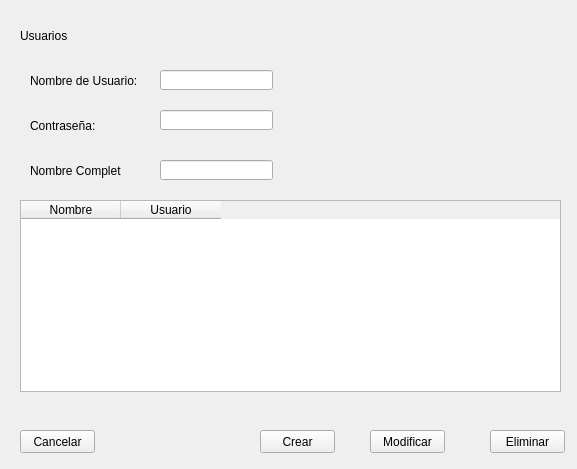
Before: the Qt Designer form src/002_usuarios.ui in rvqzs/tresPatitos, drawn with Qt 5.
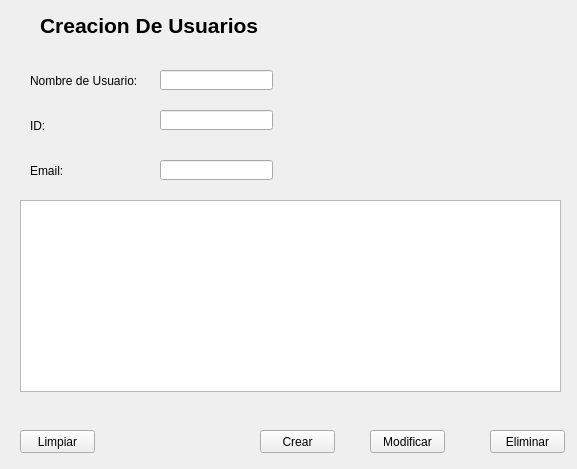
After: the same form once the commit is applied. Icons and pictures are not drawn.

Diff of the .ui file:
```diff
--- a/src/002_usuarios.ui
+++ b/src/002_usuarios.ui
@@ -16,14 +16,21 @@
   <widget class="QLabel" name="label">
    <property name="geometry">
     <rect>
-     <x>20</x>
-     <y>10</y>
-     <width>61</width>
+     <x>40</x>
+     <y>0</y>
+     <width>241</width>
      <height>51</height>
     </rect>
    </property>
+   <property name="font">
+    <font>
+     <pointsize>16</pointsize>
+     <weight>75</weight>
+     <bold>true</bold>
+    </font>
+   </property>
    <property name="text">
-    <string>Usuarios</string>
+    <string>Creacion De Usuarios</string>
    </property>
   </widget>
   <widget class="QLabel" name="label_2">
@@ -49,7 +56,7 @@
     </rect>
    </property>
    <property name="text">
-    <string>Contraseña:</string>
+    <string>ID:</string>
    </property>
   </widget>
   <widget class="QLabel" name="label_4">
@@ -62,7 +69,7 @@
     </rect>
    </property>
    <property name="text">
-    <string>Nombre Completo:</string>
+    <string>Email:</string>
    </property>
   </widget>
   <widget class="QLineEdit" name="txtNombre">
@@ -152,16 +159,12 @@
      <height>192</height>
     </rect>
    </property>
-   <column>
-    <property name="text">
-     <string>Nombre</string>
-    </property>
-   </column>
-   <column>
-    <property name="text">
-     <string>Usuario</string>
-    </property>
-   </column>
+   <property name="editTriggers">
+    <set>QAbstractItemView::NoEditTriggers</set>
+   </property>
+   <property name="selectionBehavior">
+    <enum>QAbstractItemView::SelectRows</enum>
+   </property>
   </widget>
   <widget class="QPushButton" name="pushButton_4">
    <property name="geometry">
@@ -173,7 +176,26 @@
     </rect>
    </property>
    <property name="text">
-    <string>Cancelar</string>
+    <string>Limpiar</string>
+   </property>
+  </widget>
+  <widget class="QLabel" name="label_2">
+   <property name="geometry">
+    <rect>
+     <x>360</x>
+     <y>90</y>
+     <width>141</width>
+     <height>111</height>
+    </rect>
+   </property>
+   <property name="text">
+    <string/>
+   </property>
+   <property name="pixmap">
+    <pixmap>../../Laboratorio_6_Kevin_Chacon_Quesada_Aarón_Zúñiga_Ramírez_Robert_Viquez_Santos/Laboratorio_6_Kevin_Chacon_Quesada_Aarón_Zúñiga_Ramírez_Robert_Viquez_Santos/recursos/woman.png</pixmap>
+   </property>
+   <property name="scaledContents">
+    <bool>true</bool>
    </property>
   </widget>
  </widget>
```
Left out of the diff: 34 changed lines with no effect on the pictures.
